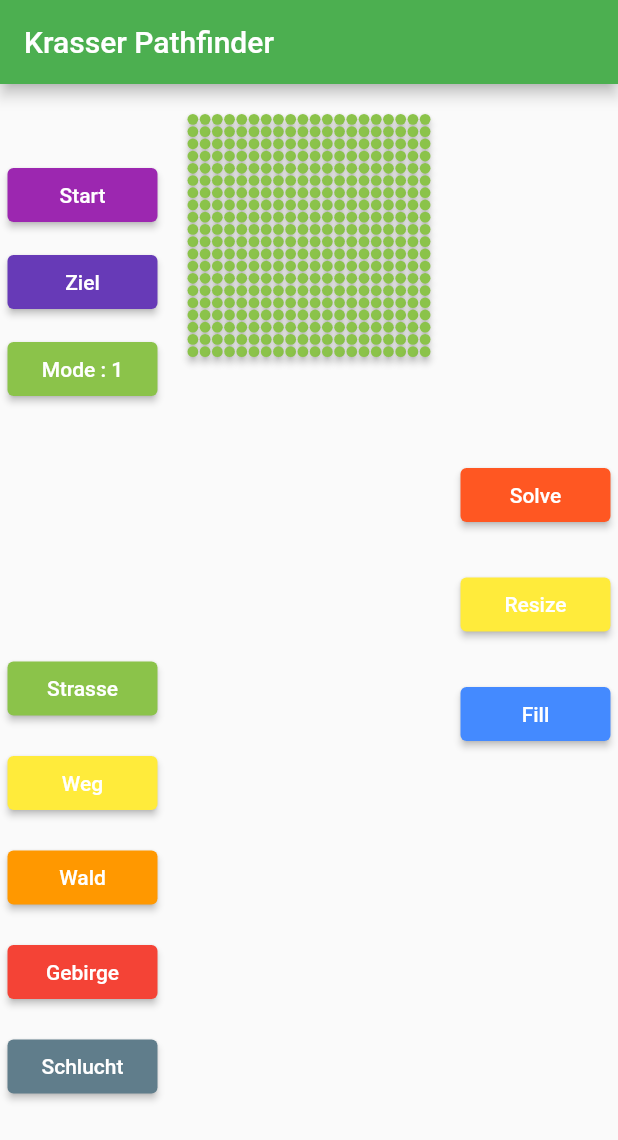
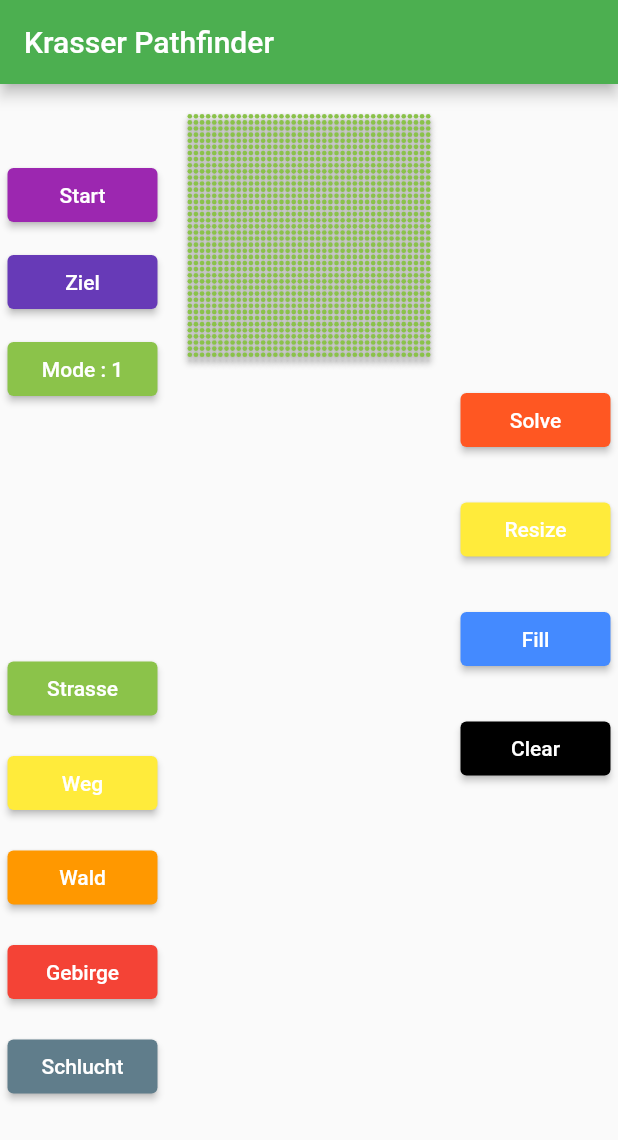
Before and after one commit to Karlosbubi/Io, a Flutter app: the screen it shows after launch, after a tap on "Fill", on a phone screen of 412 x 824 dp. Shown: the top 1140 px of the screen. Run offline on Flutter 3.47's test engine with Material 2 defaults, Android fonts, the phone set to English and light mode, and no system bars; missing offline and left inert: dart:js_util.

Commit message:
Grid Stuff

```diff
--- a/front/lib/service/grid_service.dart
+++ b/front/lib/service/grid_service.dart
@@ -23,7 +23,7 @@ class GridService {
   }
 
   int mode = 1;
-  int size = 20;
+  int size = 40;
   late List<List<int>> values;
 
   int startX = 0;
@@ -65,7 +65,7 @@ class GridService {
         return Colors.blueGrey;
 
       case 6:
-        return Colors.pink;
+        return Colors.lightBlueAccent;
 
       case 98:
         return Colors.purple;
@@ -86,10 +86,31 @@ class GridService {
       for (int k = 0; k < size; k++) {
         int b = 0;
         var a = Random();
-        b = a.nextInt(5);
+        b = a.nextInt(6);
         values[k][i] = b;
       }
-      print(i);
+      //print(i);
+    }
+  }
+
+  gridClear() {
+    for (int i = 0; i < size; i++) {
+      for (int k = 0; k < size; k++) {
+        values[k][i] = 1;
+      }
+      //print(i);
     }
   }
 }
+
+ /* gridSZ() {
+    for (int i = 0; i < size; i++) {
+      for (int k = 0; k < size; k++) {
+        int b = 0;
+        var a = Random();
+        b = a.nextInt(6);
+        values[k][i] = b;
+      }
+      //print(i);
+    }
+    */
--- a/front/lib/toolbar.dart
+++ b/front/lib/toolbar.dart
@@ -14,7 +14,7 @@ class Toolbar extends StatelessWidget {
       child: Column(
         children: [
           Container(
-              margin: const EdgeInsets.only(top: 250, bottom: 15),
+              margin: const EdgeInsets.only(top: 200, bottom: 15),
               width: 100,
               child: ElevatedButton(
                   style: ButtonStyle(
@@ -40,6 +40,23 @@ class Toolbar extends StatelessWidget {
                           MaterialStateProperty.all(Colors.blueAccent)),
                   onPressed: () => GridService().gridFill(),
                   child: const Text("Fill"))),
+          Container(
+              margin: const EdgeInsets.only(top: 10, bottom: 15),
+              width: 100,
+              child: ElevatedButton(
+                  style: ButtonStyle(
+                      backgroundColor: MaterialStateProperty.all(Colors.black)),
+                  onPressed: () => GridService().gridClear(),
+                  child: const Text("Clear"))),
+          /* Container(
+              margin: const EdgeInsets.only(top: 10, bottom: 15),
+              width: 100,
+              child: ElevatedButton(
+                  style: ButtonStyle(
+                      backgroundColor: MaterialStateProperty.all(Colors.grey)),
+                  onPressed: () => GridService().gridSZ(),
+                  child: const Text("Random SZ"))),
+                  */
         ],
       ),
     );
```
